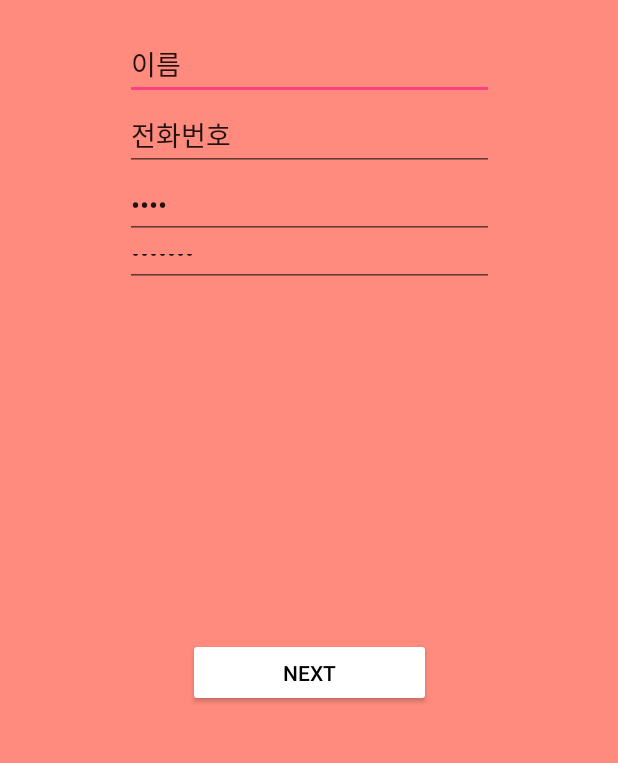
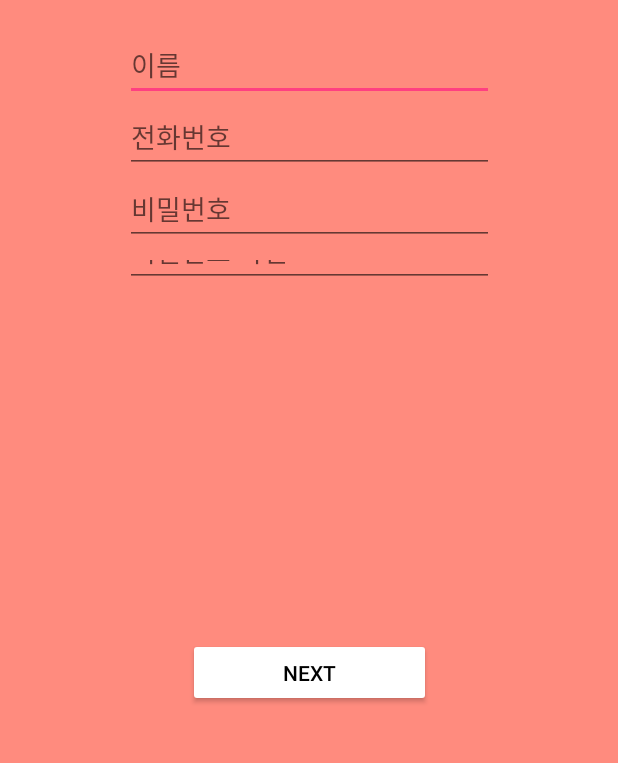
Before and after one commit to itsheeyoung/tikkle2, an Android app: the screen it shows after launch (signupactivity), after a tap on "SIGN UP", on a phone screen of 412 x 824 dp, the part 433-1196 px from its top. Run offline under Robolectric (Android 15) with nearby library versions, the phone set to English and light mode, and no system bars; 3 other taps on this screen came first.

Commit message:
main activity xml 변경

```diff
--- a/app/src/main/java/heeyoung/tikkle2/MainActivity.java
+++ b/app/src/main/java/heeyoung/tikkle2/MainActivity.java
@@ -16,28 +16,6 @@ public class MainActivity extends AppCompatActivity {
     protected void onCreate(Bundle savedInstanceState) {
         super.onCreate(savedInstanceState);
         setContentView(R.layout.activity_main);
-
-        final ToggleButton tb2 =
-                (ToggleButton) this.findViewById(R.id.usertoggleButton);
-        final ImageView Image1 =
-                (ImageView) this.findViewById(R.id.imageView);
-
-        tb2.setOnClickListener(new View.OnClickListener() {
-
-            public void onClick(View v) {
-                if (tb2.isChecked()) {
-                    Image1.setImageDrawable(
-                            getResources().
-                                    getDrawable(R.drawable.acorn)
-                    );
-                } else {
-                    Image1.setImageDrawable(
-                            getResources().
-                                    getDrawable(R.drawable.squirrel)
-                    );
-                } // end if
-            } // end onClick()
-        });
     }
 
     public void buttonsignupclicked(View v) {
@@ -59,3 +37,25 @@ public class MainActivity extends AppCompatActivity {
 //Image1.setBackgroundDrawable(
 //        getResources().
 //        getDrawable(R.drawable.acorn)
+
+//    final ToggleButton tb2 =
+//            (ToggleButton) this.findViewById(R.id.usertoggleButton);
+//    final ImageView Image1 =
+//            (ImageView) this.findViewById(R.id.imageView);
+//
+//        tb2.setOnClickListener(new View.OnClickListener() {
+//
+//public void onClick(View v) {
+//        if (tb2.isChecked()) {
+//        Image1.setImageDrawable(
+//        getResources().
+//        getDrawable(R.drawable.acorn)
+//        );
+//        } else {
+//        Image1.setImageDrawable(
+//        getResources().
+//        getDrawable(R.drawable.squirrel)
+//        );
+//        } // end if
+//        } // end onClick()
+//        });
--- a/app/src/main/res/layout/activity_loginactivity.xml
+++ b/app/src/main/res/layout/activity_loginactivity.xml
@@ -63,8 +63,8 @@
             android:layout_width="match_parent"
             android:layout_height="wrap_content"
             android:ems="10"
-            android:inputType="textPassword"
-            android:text="비밀번호" />
+            android:hint="비밀번호"
+            android:inputType="textPassword" />
     </LinearLayout>
 
 
--- a/app/src/main/res/layout/activity_signupactivity.xml
+++ b/app/src/main/res/layout/activity_signupactivity.xml
@@ -57,31 +57,31 @@
             android:layout_width="match_parent"
             android:layout_height="wrap_content"
             android:ems="10"
-            android:inputType="textPersonName"
-            android:text="이름" />
+            android:hint="이름"
+            android:inputType="textPersonName" />
 
         <EditText
             android:id="@+id/editText2"
             android:layout_width="match_parent"
             android:layout_height="wrap_content"
             android:ems="10"
-            android:inputType="phone"
-            android:text="전화번호" />
+            android:hint="전화번호"
+            android:inputType="phone" />
 
         <EditText
             android:id="@+id/editText3"
             android:layout_width="match_parent"
             android:layout_height="wrap_content"
             android:ems="10"
-            android:inputType="textPassword"
-            android:text="비밀번호" />
+            android:hint="비밀번호"
+            android:inputType="textPassword" />
 
         <EditText
             android:id="@+id/editText4"
             android:layout_width="match_parent"
             android:layout_height="wrap_content"
             android:ems="10"
-            android:inputType="textPassword"
-            android:text="비밀번호 확인" />
+            android:hint="비밀번호 확인"
+            android:inputType="textPassword" />
     </LinearLayout>
 </android.support.constraint.ConstraintLayout>
```
Also changed, not shown: app/src/main/res/layout/activity_bene_signup_activity.xml (+16 -16 lines), app/src/main/res/layout/activity_main.xml (+96 -33 lines).
